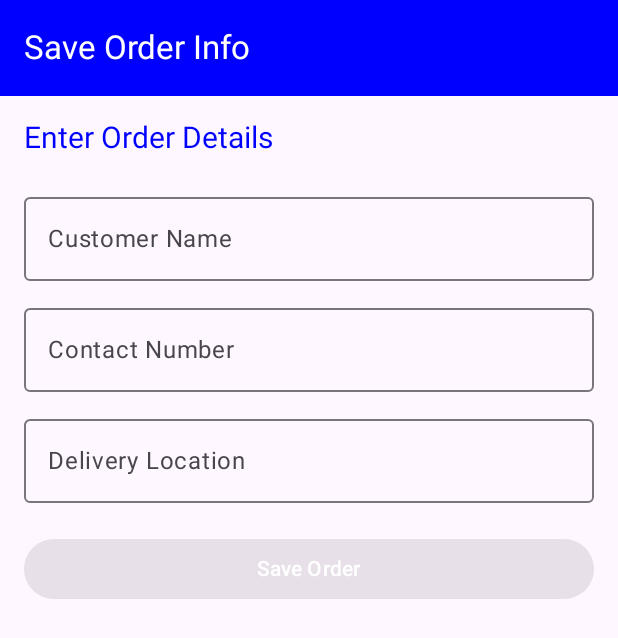
After one commit to mungai614/Mikie, an Android app built with Jetpack Compose: the SaveOrderScreen2 screen opened through its navigation route, on a phone screen of 412 x 824 dp. The commit adds this screen. Shown: the top 638 px of the screen. Run offline under Robolectric (Android 15) with nearby library versions, the phone set to English and light mode, and no system bars; our stand-ins replace Room's generated code.

Commit message:
forth commit

```diff
--- a/app/build.gradle.kts
+++ b/app/build.gradle.kts
@@ -73,4 +73,5 @@ dependencies {
 
 
 
+
 }
--- a/app/src/main/java/com/jeremy/mikie/navigation/AppNavhost.kt
+++ b/app/src/main/java/com/jeremy/mikie/navigation/AppNavhost.kt
@@ -1,5 +1,6 @@
 package com.jeremy.mikie.navigation
 
+import SaveOrderScreen2
 import android.os.Build
 import androidx.annotation.RequiresApi
 import androidx.compose.runtime.Composable
@@ -17,10 +18,11 @@ import com.jeremy.mikie.register.RegisterScreen
 import com.jeremy.mikie.repository.UserRepository
 import com.jeremy.mikie.ui.screens.about.AboutScreen
 import com.jeremy.mikie.ui.screens.admin.AdminOrderConfirmationScreen
+import com.jeremy.mikie.ui.screens.admin.OrderConfirmationScreen
 
 import com.jeremy.mikie.ui.screens.home.HomeScreen
+import com.jeremy.mikie.ui.screens.order.OrderScreen
 
-import com.jeremy.mikie.ui.screens.order.OderScreen
 
 import com.jeremy.mikie.ui.screens.saved.SavedOrdersScreen
 import com.jeremy.mikie.ui.screens.splash.SplashScreen
@@ -32,7 +34,7 @@ import com.jeremy.mikie.viewmodel.AuthViewModel
 fun AppNavHost(
     modifier: Modifier = Modifier,
     navController: NavHostController = rememberNavController(),
-    startDestination: String = ROUT_SPLASH
+    startDestination: String = ROUT_ORDER
 ) {
     val context = LocalContext.current
     val orderViewModel: OrderViewModel = viewModel()
@@ -44,7 +46,7 @@ fun AppNavHost(
         modifier = modifier
     ) {
         composable(ROUT_ORDER) {
-            OderScreen(orderViewModel = orderViewModel, navController = navController)
+            OrderScreen(orderViewModel = orderViewModel, navController = navController)
         }
         composable(ROUT_SAVED) {
             SavedOrdersScreen(orderViewModel = orderViewModel, navController = navController)
@@ -61,6 +63,20 @@ fun AppNavHost(
         composable(ROUT_ADMIN_ORDERS) {
             AdminOrderConfirmationScreen(navController)
         }
+        composable(ROUT_ORDER_CONFIRMATION) {
+            OrderConfirmationScreen(
+                orderViewModel = OrderViewModel(),
+                navController = navController
+            )
+        }
+        composable(ROUT_SAVED_ORDERS) {
+            SaveOrderScreen2(
+                orderViewModel = OrderViewModel(),
+                navController = navController
+            )
+        }
+
+
         // Initialize Room Database and Repository for Authentication
         val appDatabase = UserDatabase.getDatabase(context)
         val authRepository = UserRepository(appDatabase.userDao())
--- a/app/src/main/java/com/jeremy/mikie/navigation/Routes.kt
+++ b/app/src/main/java/com/jeremy/mikie/navigation/Routes.kt
@@ -9,3 +9,5 @@ const val ROUT_SAVED = "saved"
 const val ROUT_REGISTER = "register"
 const val ROUT_LOGIN = "login"
 const val ROUT_ADMIN_ORDERS = "admin_orders"
+const val ROUT_SAVED_ORDERS = "saved_orders"
+const val ROUT_ORDER_CONFIRMATION = "order_confirmation"
--- /dev/null
+++ b/app/src/main/java/com/jeremy/mikie/ui/screens/admin/SaveOrderScreen2.kt
@@ -0,0 +1,117 @@
+import androidx.compose.foundation.layout.*
+import androidx.compose.foundation.text.KeyboardOptions
+import androidx.compose.material3.*
+import androidx.compose.runtime.*
+import androidx.compose.ui.Modifier
+import androidx.compose.ui.graphics.Color
+import androidx.compose.ui.text.input.KeyboardType
+import androidx.compose.ui.unit.dp
+import androidx.compose.ui.unit.sp
+import androidx.navigation.NavController
+import com.jeremy.mikie.model.OrderViewModel
+import com.jeremy.mikie.navigation.ROUT_ORDER
+import com.jeremy.mikie.navigation.ROUT_SAVED
+
+@OptIn(ExperimentalMaterial3Api::class)
+@Composable
+fun SaveOrderScreen2(orderViewModel: OrderViewModel, navController: NavController) {
+    var name by remember { mutableStateOf("") }
+    var contact by remember { mutableStateOf("") }
+    var location by remember { mutableStateOf("") }
+    var saved by remember { mutableStateOf(false) }
+
+    val isValid = name.isNotBlank() && contact.isNotBlank() && location.isNotBlank()
+
+    Scaffold(
+        topBar = {
+            TopAppBar(
+                title = { Text("Save Order Info") },
+                colors = TopAppBarDefaults.topAppBarColors(
+                    containerColor = Color.Blue,
+                    titleContentColor = Color.White
+                )
+            )
+        }
+    ) { padding ->
+        Column(
+            modifier = Modifier
+                .padding(padding)
+                .padding(16.dp)
+                .fillMaxSize(),
+            verticalArrangement = Arrangement.Top
+        ) {
+            if (!saved) {
+                Text("Enter Order Details", fontSize = 20.sp, color = Color.Blue)
+
+                Spacer(modifier = Modifier.height(20.dp))
+
+                OutlinedTextField(
+                    value = name,
+                    onValueChange = { name = it },
+                    label = { Text("Customer Name") },
+                    modifier = Modifier.fillMaxWidth(),
+                    singleLine = true
+                )
+
+                Spacer(modifier = Modifier.height(10.dp))
+
+                OutlinedTextField(
+                    value = contact,
+                    onValueChange = { contact = it },
+                    label = { Text("Contact Number") },
+                    modifier = Modifier.fillMaxWidth(),
+                    keyboardOptions = KeyboardOptions(keyboardType = KeyboardType.Phone),
+                    singleLine = true
+                )
+
+                Spacer(modifier = Modifier.height(10.dp))
+
+                OutlinedTextField(
+                    value = location,
+                    onValueChange = { location = it },
+                    label = { Text("Delivery Location") },
+                    modifier = Modifier.fillMaxWidth(),
+                    singleLine = true
+                )
+
+                Spacer(modifier = Modifier.height(20.dp))
+
+                Button(
+                    onClick = {
+                        //orderViewModel.saveOrder(name, contact, location)
+                        saved = true
+                        // Navigate to the saved orders screen
+                        navController.navigate(ROUT_SAVED) {
+                            // Optionally, pop the current screen from the back stack
+                            popUpTo(ROUT_SAVED) { inclusive = true }
+                        }
+                    },
+                    enabled = isValid,
+                    modifier = Modifier.fillMaxWidth(),
+                    colors = ButtonDefaults.buttonColors(
+                        containerColor = if (isValid) Color.Blue else Color.Gray
+                    )
+                ) {
+                    Text("Save Order", color = Color.White)
+                }
+            } else {
+                Text(
+                    "✅ Order info saved successfully!",
+                    fontSize = 20.sp,
+                    color = Color.Green
+                )
+
+                Spacer(modifier = Modifier.height(10.dp))
+
+                Button(
+                    onClick = {
+                        navController.popBackStack()
+                    },
+                    modifier = Modifier.fillMaxWidth()
+                ) {
+                    Text("Back")
+                }
+            }
+        }
+    }
+}
--- a/app/src/main/java/com/jeremy/mikie/ui/screens/order/OrderScreen.kt
+++ b/app/src/main/java/com/jeremy/mikie/ui/screens/order/OrderScreen.kt
@@ -1,70 +1,34 @@
 package com.jeremy.mikie.ui.screens.order
 
-
-
 import androidx.compose.foundation.Image
-import androidx.compose.foundation.layout.Arrangement
-import androidx.compose.foundation.layout.Column
-import androidx.compose.foundation.layout.Row
-import androidx.compose.foundation.layout.Spacer
-import androidx.compose.foundation.layout.fillMaxSize
-import androidx.compose.foundation.layout.fillMaxWidth
-import androidx.compose.foundation.layout.height
-import androidx.compose.foundation.layout.padding
-import androidx.compose.foundation.layout.size
-import androidx.compose.foundation.layout.width
+import androidx.compose.foundation.layout.*
 import androidx.compose.foundation.rememberScrollState
-import androidx.compose.foundation.shape.CircleShape
 import androidx.compose.foundation.verticalScroll
 import androidx.compose.material.icons.Icons
 import androidx.compose.material.icons.filled.Add
-import androidx.compose.material.icons.filled.ArrowBack
-import androidx.compose.material.icons.filled.Favorite
 import androidx.compose.material.icons.filled.Home
 import androidx.compose.material.icons.filled.Person
-import androidx.compose.material.icons.filled.Search
 import androidx.compose.material.icons.filled.ShoppingCart
-import androidx.compose.material3.Button
-import androidx.compose.material3.Card
-import androidx.compose.material3.CardDefaults
-import androidx.compose.material3.ExperimentalMaterial3Api
-import androidx.compose.material3.FloatingActionButton
-import androidx.compose.material3.Icon
-import androidx.compose.material3.IconButton
-import androidx.compose.material3.NavigationBar
-import androidx.compose.material3.NavigationBarItem
-import androidx.compose.material3.Scaffold
-import androidx.compose.material3.Text
-import androidx.compose.material3.TopAppBar
-import androidx.compose.material3.TopAppBarDefaults
-import androidx.compose.runtime.Composable
-import androidx.compose.runtime.getValue
-import androidx.compose.runtime.mutableStateOf
-import androidx.compose.runtime.remember
-import androidx.compose.runtime.setValue
+import androidx.compose.material3.*
+import androidx.compose.runtime.*
 import androidx.compose.ui.Alignment
 import androidx.compose.ui.Modifier
-import androidx.compose.ui.draw.clip
 import androidx.compose.ui.graphics.Color
-import androidx.compose.ui.layout.ContentScale
 import androidx.compose.ui.res.painterResource
-import androidx.compose.ui.tooling.preview.Preview
 import androidx.compose.ui.unit.dp
 import androidx.compose.ui.unit.sp
 import androidx.navigation.NavController
-import androidx.navigation.compose.rememberNavController
-import com.jeremy.mikie.navigation.ROUT_HOME
 import com.jeremy.mikie.R
 import com.jeremy.mikie.model.FoodItem
 import com.jeremy.mikie.model.OrderViewModel
 import com.jeremy.mikie.navigation.ROUT_ADMIN_ORDERS
+import com.jeremy.mikie.navigation.ROUT_HOME
 import com.jeremy.mikie.navigation.ROUT_ORDER
 import com.jeremy.mikie.navigation.ROUT_SAVED
 
-
 @OptIn(ExperimentalMaterial3Api::class)
 @Composable
-fun OderScreen(orderViewModel: OrderViewModel, navController: NavController) {
+fun OrderScreen(orderViewModel: OrderViewModel, navController: NavController) {
     var selectedIndex by remember { mutableStateOf(0) }
 
     Scaffold(
@@ -81,7 +45,7 @@ fun OderScreen(orderViewModel: OrderViewModel, navController: NavController) {
         bottomBar = {
             NavigationBar(containerColor = Color.Red) {
                 NavigationBarItem(
-                    icon = { Icon(Icons.Default.ShoppingCart, contentDescription = "Search") },
+                    icon = { Icon(Icons.Default.ShoppingCart, contentDescription = "Order") },
                     label = { Text("Order") },
                     selected = selectedIndex == 0,
                     onClick = {
@@ -90,33 +54,29 @@ fun OderScreen(orderViewModel: OrderViewModel, navController: NavController) {
                     }
                 )
                 NavigationBarItem(
-                    icon = { Icon(Icons.Default.Person, contentDescription = "Search") },
+                    icon = { Icon(Icons.Default.Person, contentDescription = "Saved Orders") },
                     label = { Text("Saved Orders") },
-                    selected = selectedIndex == 0,
+                    selected = selectedIndex == 1,
                     onClick = {
-                        selectedIndex = 0
+                        selectedIndex = 1
                         navController.navigate(ROUT_SAVED)
                     }
                 )
                 NavigationBarItem(
-                    icon = { Icon(Icons.Default.Home, contentDescription = "Search") },
+                    icon = { Icon(Icons.Default.Home, contentDescription = "Home") },
                     label = { Text("Home") },
-                    selected = selectedIndex == 0,
+                    selected = selectedIndex == 2,
                     onClick = {
-                        selectedIndex = 0
+                        selectedIndex = 2
                         navController.navigate(ROUT_HOME)
                     }
                 )
-
-
-
-
             }
         },
 
         floatingActionButton = {
             FloatingActionButton(
-                onClick = { /* Add action */ },
+                onClick = { /* Add action if needed */ },
                 containerColor = Color.LightGray
             ) {
                 Icon(Icons.Default.Add, contentDescription = "Add")
@@ -166,7 +126,6 @@ fun OderScreen(orderViewModel: OrderViewModel, navController: NavController) {
     )
 }
 
-// ✅ Moved Outside
 @Composable
 fun FoodItemCard(
     item: FoodItem,
--- a/app/src/main/java/com/jeremy/mikie/viewmodel/AuthViewModel.kt
+++ b/app/src/main/java/com/jeremy/mikie/viewmodel/AuthViewModel.kt
@@ -18,7 +18,7 @@ class AuthViewModel(private val repository: UserRepository) : ViewModel() {
         }
     }
 
-    fun loginUser(email: String, password: String) {
+    fun loginUser(email: String, password: String, selectedRole: String) {
         viewModelScope.launch {
             val user = repository.loginUser(email, password)
             loggedInUser?.invoke(user)
```
Also changed, not shown: app/src/main/java/com/jeremy/mikie/data/CustomerInfo.kt (added, +7 -0 lines), app/src/main/java/com/jeremy/mikie/data/OrderDao.kt (added, +16 -0 lines), app/src/main/java/com/jeremy/mikie/data/OrderDatabase.kt (added, +10 -0 lines), app/src/main/java/com/jeremy/mikie/model/Order.kt (added, +12 -0 lines), app/src/main/java/com/jeremy/mikie/register/LoginScreen.kt (+56 -23 lines), app/src/main/java/com/jeremy/mikie/register/RegisterScreen.kt (+39 -67 lines), app/src/main/java/com/jeremy/mikie/repository/OrderRepository.kt (added, +13 -0 lines), app/src/main/java/com/jeremy/mikie/ui/screens/admin/OrderConfirmationScreen.kt (added, +105 -0 lines), app/src/main/java/com/jeremy/mikie/viewmodel/OrderViewModel.kt (added).
